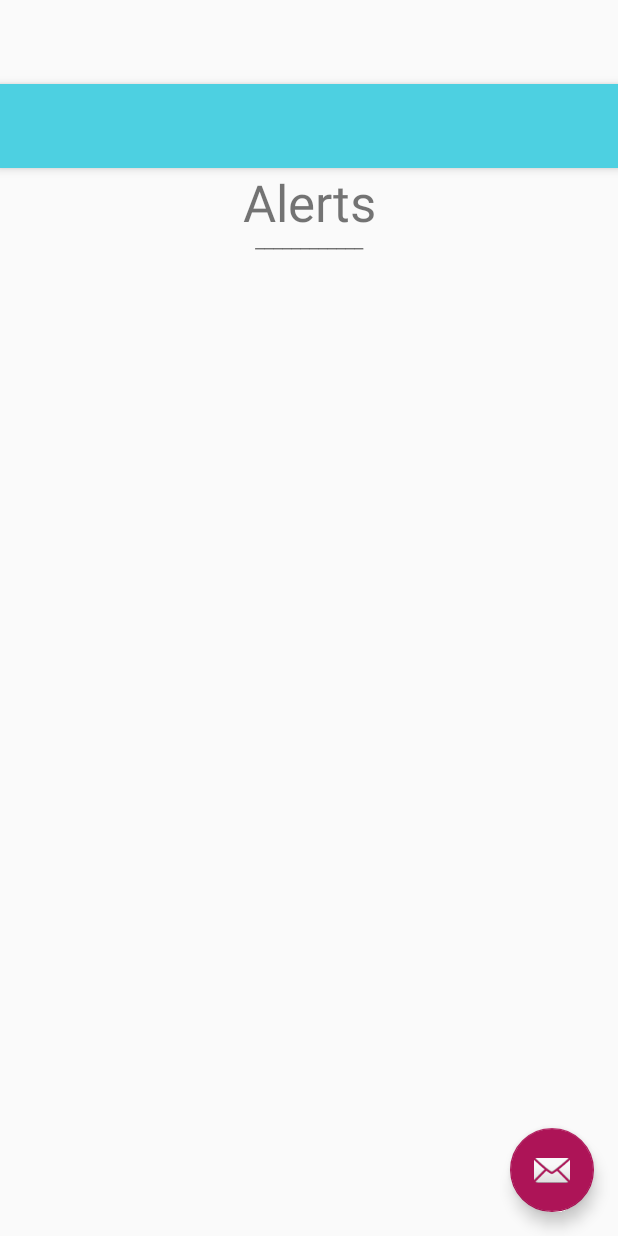
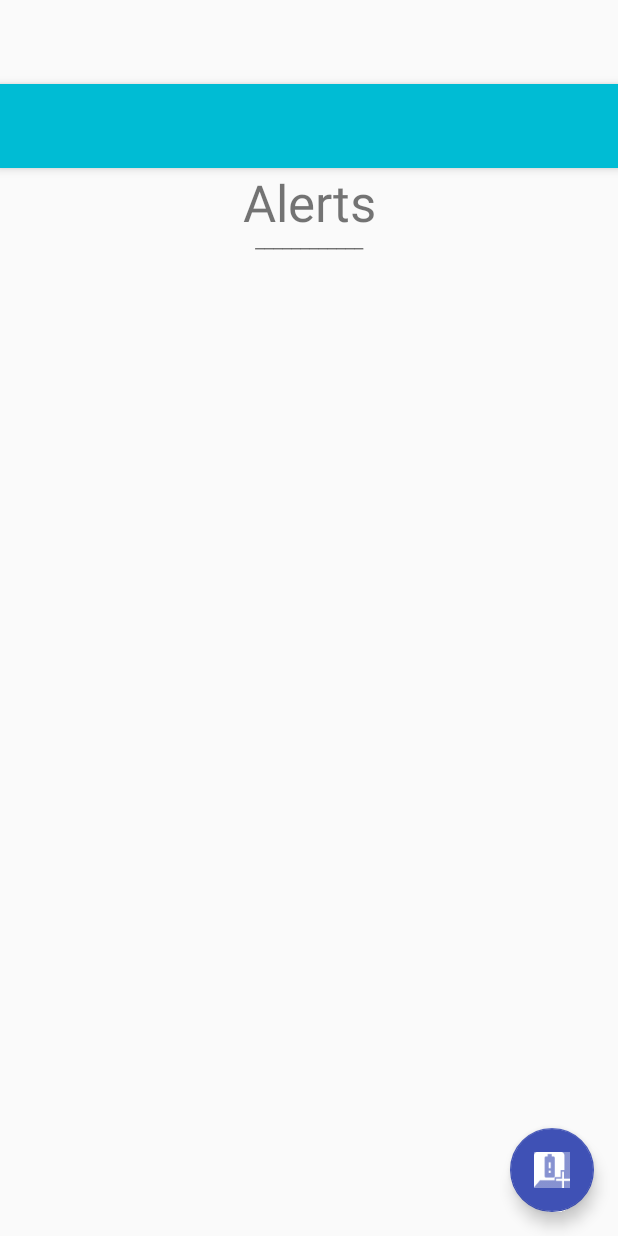
Before and after one commit to drew-smithies/BatTextR, an Android app: the layout activity_main.xml on its own in the app's theme, with its tools: preview values and no code run, on a phone screen of 412 x 824 dp. Run offline under Robolectric (Android 15) with nearby library versions, the phone set to English and light mode, and no system bars.

Commit message:
Changed app icon colors, WIP on action icon

```diff
--- a/app/src/main/AndroidManifest.xml
+++ b/app/src/main/AndroidManifest.xml
@@ -18,7 +18,6 @@
             android:theme="@style/AppTheme.NoActionBar">
             <intent-filter>
                 <action android:name="android.intent.action.MAIN" />
-
                 <category android:name="android.intent.category.LAUNCHER" />
             </intent-filter>
         </activity>
--- a/app/src/main/java/com/unlimited/penguins/battextr/BatteryLowReceiver.java
+++ b/app/src/main/java/com/unlimited/penguins/battextr/BatteryLowReceiver.java
@@ -10,7 +10,6 @@
 import android.os.AsyncTask;
 import android.support.v4.app.NotificationCompat;
 import android.support.v4.content.ContextCompat;
-import android.util.Log;
 import android.telephony.SmsManager;
 
 import java.util.ArrayList;
--- a/app/src/main/res/layout/activity_main.xml
+++ b/app/src/main/res/layout/activity_main.xml
@@ -30,6 +30,6 @@
         android:layout_height="wrap_content"
         android:layout_gravity="bottom|end"
         android:layout_margin="@dimen/fab_margin"
-        android:src="@android:drawable/ic_dialog_email" />
+        android:src="@mipmap/ic_action_add_alert" />
 
 </android.support.design.widget.CoordinatorLayout>
--- a/app/src/main/res/values/colors.xml
+++ b/app/src/main/res/values/colors.xml
@@ -1,8 +1,8 @@
 <?xml version="1.0" encoding="utf-8"?>
 <resources>
-    <color name="colorPrimary">#4dd0e1</color>
-    <color name="colorPrimaryDark">#00b8d4</color>
-    <color name="colorAccent">#ad1457</color>
+    <color name="colorPrimary">#00BCD4</color>
+    <color name="colorPrimaryDark">#009688</color>
+    <color name="colorAccent">#3F51B5</color>
 
     <!-- Card Text -->
     <color name="card_textColor">#444</color>
```
Also changed, not shown: app/src/main/res/mipmap-hdpi/ic_action_add_alert.png (added), app/src/main/res/mipmap-hdpi/ic_launcher.png, app/src/main/res/mipmap-mdpi/ic_action_add_alert.png (added), app/src/main/res/mipmap-mdpi/ic_launcher.png, app/src/main/res/mipmap-xhdpi/ic_action_add_alert.png (added), app/src/main/res/mipmap-xhdpi/ic_launcher.png, app/src/main/res/mipmap-xxhdpi/ic_action_add_alert.png (added), app/src/main/res/mipmap-xxhdpi/ic_launcher.png, app/src/main/res/mipmap-xxxhdpi/ic_action_add_alert.png (added), app/src/main/res/mipmap-xxxhdpi/ic_launcher.png.
